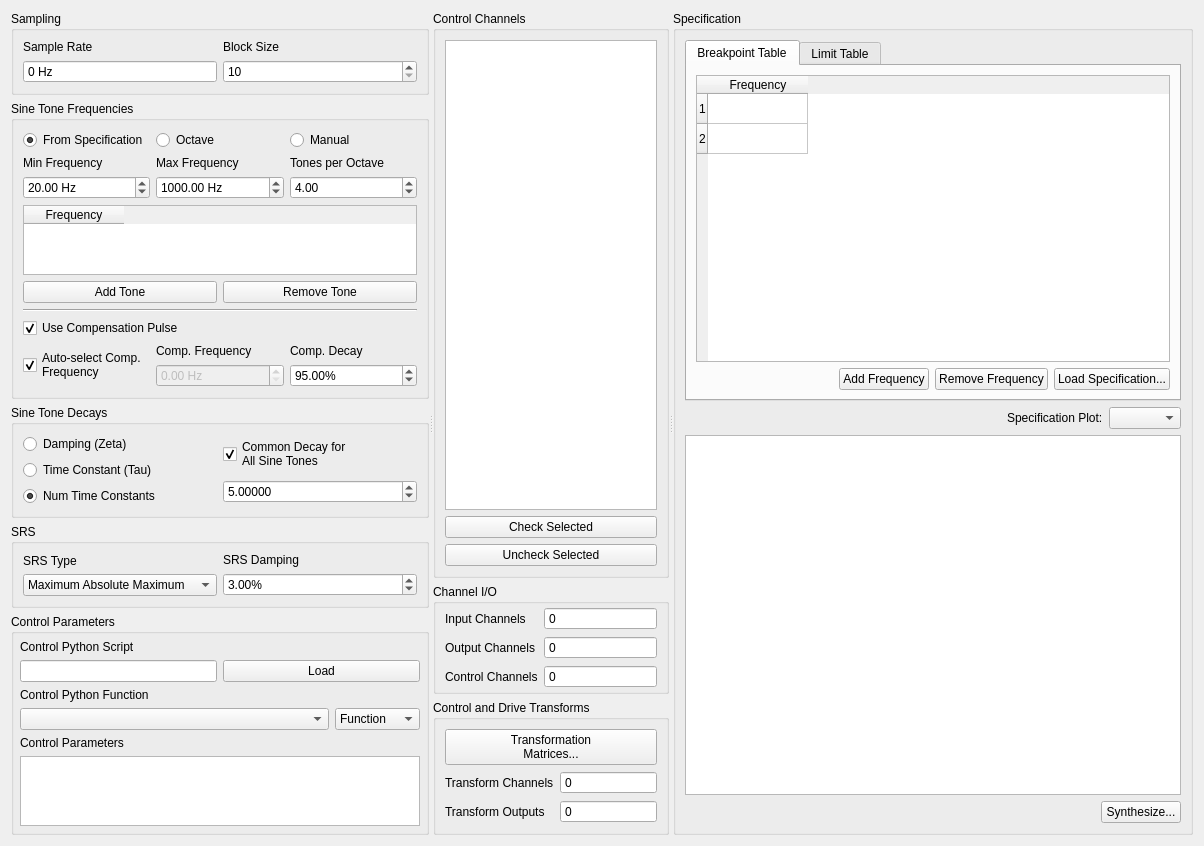
Qt form src/rattlesnake/components/srs_sds_definition.ui (sandialabs/rattlesnake-vibration-controller) before a commit.
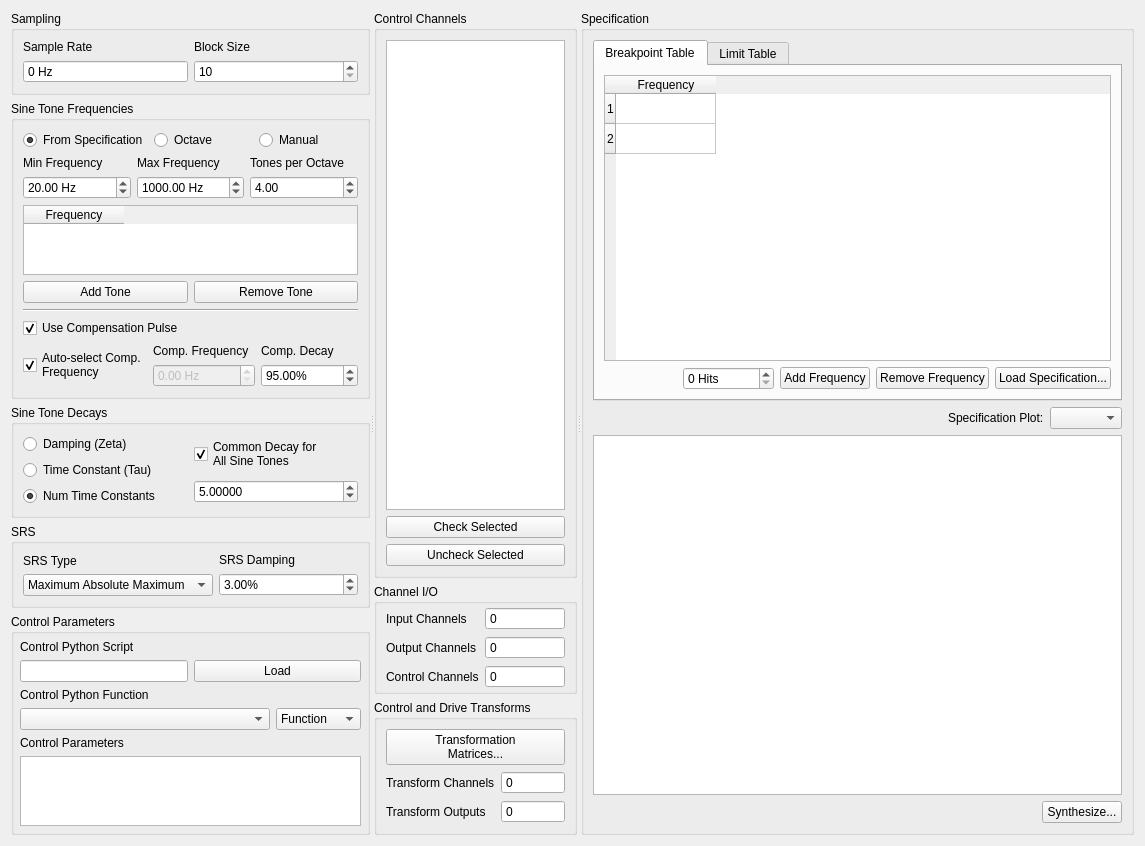
The same form after that commit. Custom widgets are drawn as their Qt base class.

Commit message: Created first draft of Shock UI

```diff
--- a/src/rattlesnake/components/srs_sds_definition.ui
+++ b/src/rattlesnake/components/srs_sds_definition.ui
@@ -6,8 +6,8 @@
    <rect>
     <x>0</x>
     <y>0</y>
-    <width>1204</width>
-    <height>813</height>
+    <width>1145</width>
+    <height>800</height>
    </rect>
   </property>
   <property name="windowTitle">
@@ -961,6 +961,16 @@
                   </property>
                  </spacer>
                 </item>
+                <item>
+                 <widget class="QSpinBox" name="spinBox">
+                  <property name="suffix">
+                   <string> Hits</string>
+                  </property>
+                  <property name="maximum">
+                   <number>1000000</number>
+                  </property>
+                 </widget>
+                </item>
                 <item>
                  <widget class="QPushButton" name="add_breakpoint_button">
                   <property name="text">
```
The commit also changes 4 other files.
